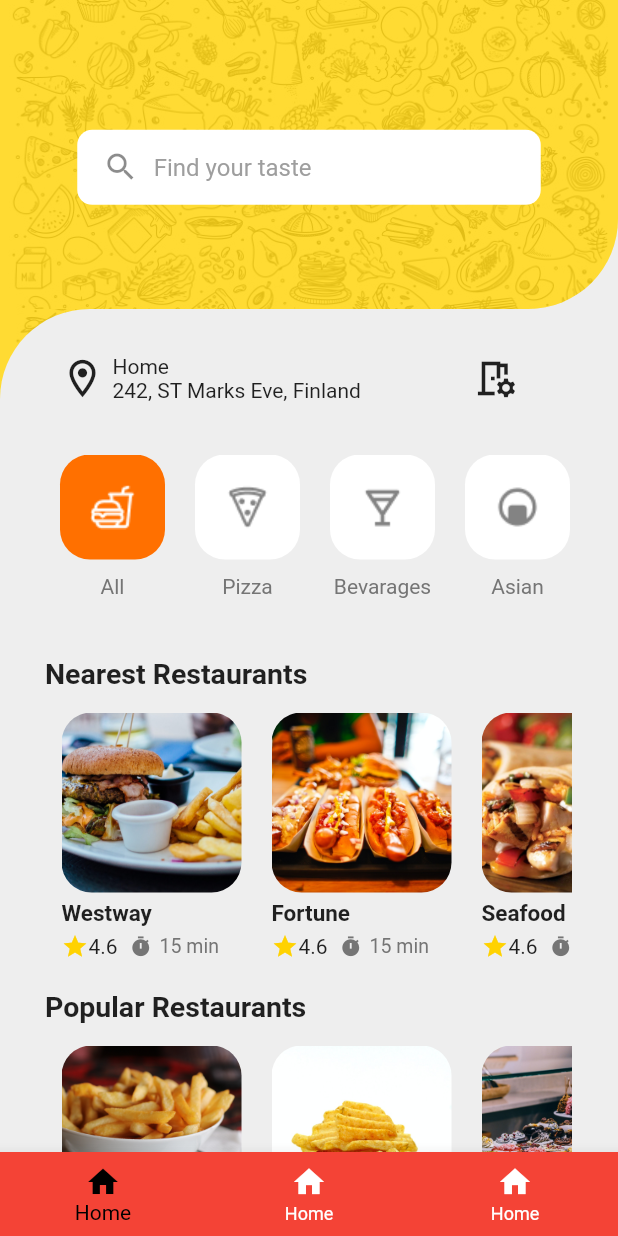
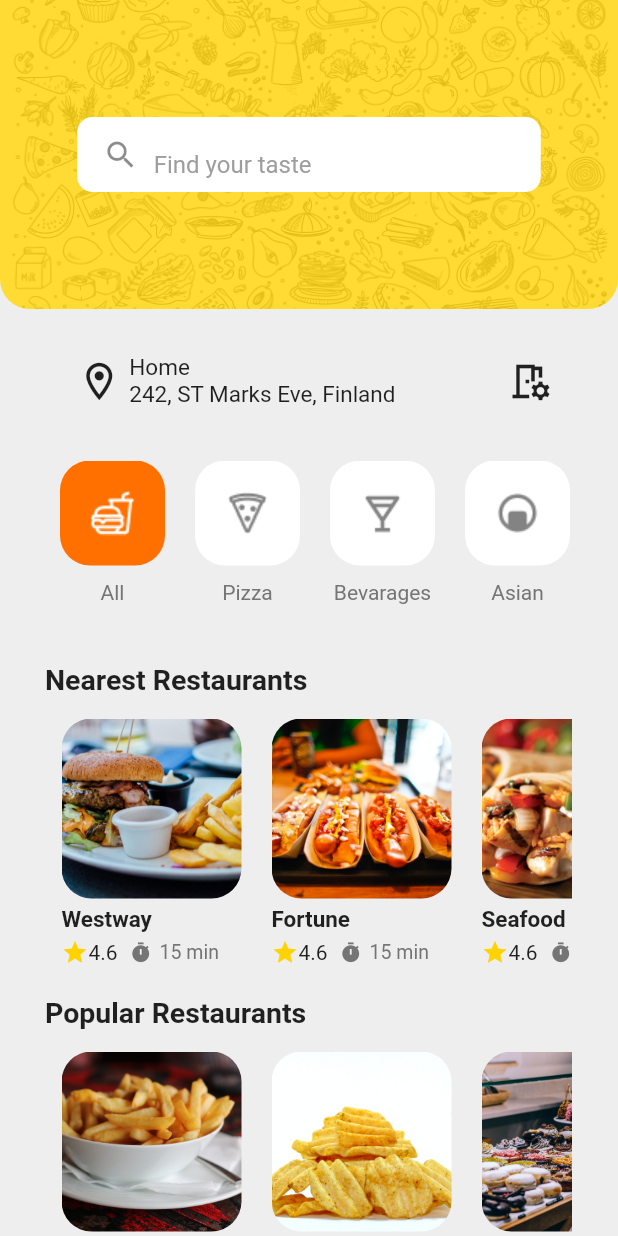
Before and after one commit to NayanPatil1998/food_delivery-app-flutter, a Flutter app: the screen it shows after launch, on a phone screen of 412 x 824 dp. Run offline on Flutter 3.47's test engine with Material 2 defaults, Android fonts, the phone set to English and light mode, and no system bars; our stand-ins replace custom_navigation_bar, flutter_icons; missing offline and left inert: ff_navigation_bar.

Commit message:
Fix UI design for web

```diff
--- a/lib/Screens/Home.dart
+++ b/lib/Screens/Home.dart
@@ -99,7 +99,6 @@ class _HomeScreenState extends State<HomeScreen> {
                     topLeft: Radius.circular(60),
                   ),
                 ),
-                child: SingleChildScrollView(
                 child: Column(
                   children: [
                     Container(
@@ -241,7 +240,6 @@ class _HomeScreenState extends State<HomeScreen> {
                   ],
                 ),
               ),
-              ),
             )
           ],
         ),
--- a/lib/Screens/test.dart
+++ b/lib/Screens/test.dart
@@ -1,3 +1,5 @@
+import 'dart:io';
+
 import 'package:ff_navigation_bar/ff_navigation_bar.dart';
 import 'package:flutter/material.dart';
 import 'package:food_app/Utils/constant.dart';
@@ -17,16 +19,17 @@ class _HomeTestState extends State<HomeTest> {
     Size size = MediaQuery.of(context).size;
     return Scaffold(
       backgroundColor: kBgColor,
-      body: Container(
-        child: Stack(
-          children: [
-            Column(
+      body: SingleChildScrollView(
+        child: Container(
+          child: Column(
             children: [
               Container(
                 height: size.height * 0.25,
                 decoration: BoxDecoration(
-                    borderRadius:
-                        BorderRadius.only(bottomRight: Radius.circular(60)),
+                  borderRadius: BorderRadius.only(
+                    bottomRight: Radius.circular(20),
+                    bottomLeft: Radius.circular(20),
+                  ),
                   color: kPrimaryColor,
                   image: DecorationImage(
                     fit: BoxFit.cover,
@@ -35,24 +38,7 @@ class _HomeTestState extends State<HomeTest> {
                     image: AssetImage("assets/images/homebg.jpg"),
                   ),
                 ),
-                ),
-                Container(
-                  height: size.height * 0.1,
-                  decoration: BoxDecoration(
-                    color: kPrimaryColor,
-                    image: DecorationImage(
-                      fit: BoxFit.cover,
-                      colorFilter: new ColorFilter.mode(
-                          kPrimaryColor.withOpacity(0.2), BlendMode.dstATop),
-                      image: AssetImage("assets/images/homebg.jpg"),
-                    ),
-                  ),
-                ),
-              ],
-            ),
-            Positioned(
-              top: size.height * 0.105,
-              left: size.width * .125,
+                child: Center(
                   child: Container(
                     padding: EdgeInsets.symmetric(
                       horizontal: 17,
@@ -67,7 +53,7 @@ class _HomeTestState extends State<HomeTest> {
                     child: TextFormField(
                       enabled: true,
                       decoration: InputDecoration(
-                    contentPadding: EdgeInsets.symmetric(vertical: 10),
+                        contentPadding: EdgeInsets.zero,
                         border: InputBorder.none,
                         prefixIconConstraints: BoxConstraints(
                           minWidth: 23,
@@ -84,23 +70,24 @@ class _HomeTestState extends State<HomeTest> {
                     ),
                   ),
                 ),
-            Positioned(
-              top: size.height * .25,
-              child: Container(
+              ),
+              Container(
                 padding: EdgeInsets.symmetric(horizontal: 30, vertical: 30),
                 width: size.width,
                 decoration: BoxDecoration(
                   color: kBgColor,
-                  borderRadius: BorderRadius.only(
-                    topLeft: Radius.circular(60),
                 ),
-                ),
-                child: SingleChildScrollView(
                 child: Column(
                   children: [
                     Container(
-                        padding: EdgeInsets.symmetric(horizontal: 10),
+                      width: size.width * 0.8,
+                      padding: EdgeInsets.symmetric(
+                          horizontal:
+                              size.width > 800 ? size.width * 0.15 : 10),
                       child: Row(
+                        mainAxisAlignment: MainAxisAlignment.spaceAround,
+                        children: [
+                          Row(
                             children: [
                               Icon(
                                 Icons.location_on_outlined,
@@ -109,7 +96,12 @@ class _HomeTestState extends State<HomeTest> {
                               SizedBox(
                                 width: 5,
                               ),
-                            Text("Home \n242, ST Marks Eve, Finland"),
+                              Text(
+                                "Home \n242, ST Marks Eve, Finland",
+                                style: TextStyle(fontSize: 15),
+                              ),
+                            ],
+                          ),
                           SizedBox(
                             width: size.width * .18,
                           ),
@@ -126,7 +118,33 @@ class _HomeTestState extends State<HomeTest> {
                       ),
                       width: size.width,
                       height: 170,
-                        child: ListView(
+                      child: size.width > 800
+                          ? Row(
+                              mainAxisAlignment: MainAxisAlignment.center,
+                              children: [
+                                CategoryCard(
+                                  bgColor: kSecondaryColor,
+                                  imageUrl: "assets/images/AllCategory.png",
+                                  text: "All",
+                                ),
+                                CategoryCard(
+                                  bgColor: Colors.white,
+                                  imageUrl: "assets/images/pizza.png",
+                                  text: "Pizza",
+                                ),
+                                CategoryCard(
+                                  bgColor: Colors.white,
+                                  imageUrl: "assets/images/drink.png",
+                                  text: "Bevarages",
+                                ),
+                                CategoryCard(
+                                  bgColor: Colors.white,
+                                  imageUrl: "assets/images/asian.png",
+                                  text: "Asian",
+                                ),
+                              ],
+                            )
+                          : ListView(
                               scrollDirection: Axis.horizontal,
                               children: [
                                 CategoryCard(
@@ -237,31 +255,31 @@ class _HomeTestState extends State<HomeTest> {
                   ],
                 ),
               ),
-              ),
-            )
             ],
           ),
         ),
-      bottomNavigationBar: BottomNavigationBar(
-        backgroundColor: Colors.red,
-        selectedItemColor: Colors.black,
-        unselectedItemColor: Colors.white,
-        selectedFontSize: 14,
-        selectedLabelStyle: TextStyle(color: Colors.black),
-        type: BottomNavigationBarType.fixed,
-        items: [
-          BottomNavigationBarItem(icon: Icon(Icons.home), label: "Home"),
-          BottomNavigationBarItem(icon: Icon(Icons.home), label: "Home"),
-          BottomNavigationBarItem(icon: Icon(Icons.home), label: "Home"),
-        ],
-        currentIndex: _currentIndex,
-        onTap: (value) => {
-          setState(() => {
-                _currentIndex = value,
-                print(_currentIndex),
-              })
-        },
       ),
+
+      // bottomNavigationBar: BottomNavigationBar(
+      //   backgroundColor: Colors.red,
+      //   selectedItemColor: Colors.black,
+      //   unselectedItemColor: Colors.white,
+      //   selectedFontSize: 14,
+      //   selectedLabelStyle: TextStyle(color: Colors.black),
+      //   type: BottomNavigationBarType.fixed,
+      //   items: [
+      //     BottomNavigationBarItem(icon: Icon(Icons.home), label: "Home"),
+      //     BottomNavigationBarItem(icon: Icon(Icons.home), label: "Home"),
+      //     BottomNavigationBarItem(icon: Icon(Icons.home), label: "Home"),
+      //   ],
+      //   currentIndex: _currentIndex,
+      //   onTap: (value) => {
+      //     setState(() => {
+      //           _currentIndex = value,
+      //           print(_currentIndex),
+      //         })
+      //   },
+      // ),
       extendBody: true,
     );
   }
```
Lines whose indentation alone changed are shown as unchanged.
